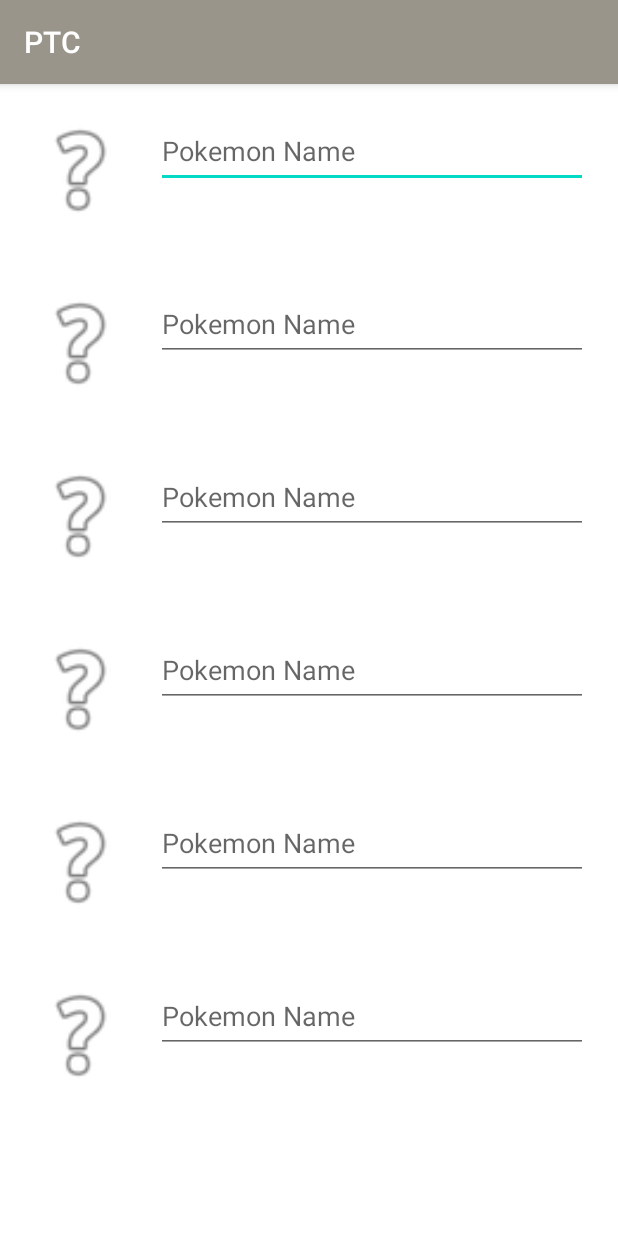
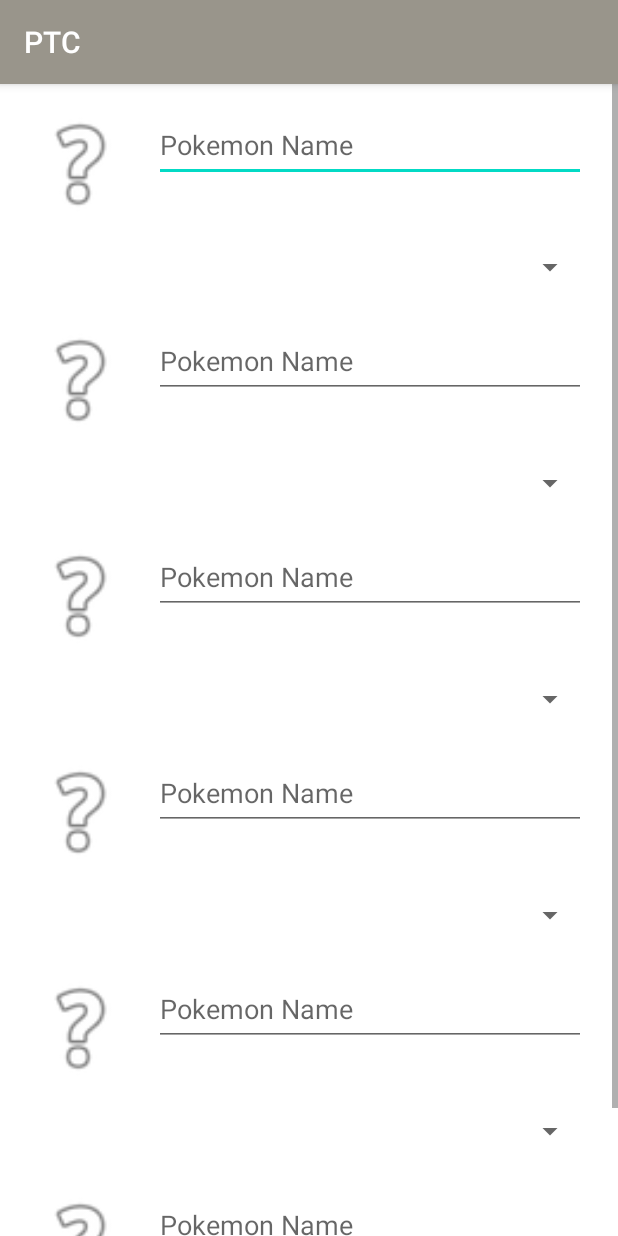
Before and after one commit to JoshGill3882/Pokemon-Team-Creator, an Android app: the PokemonSelectionFragment screen opened directly, with no data from a screen before it, on a phone screen of 412 x 824 dp. Run offline under Robolectric (Android 15) with nearby library versions, the phone set to English and light mode, and no system bars; our stand-ins replace Picasso; network calls fail; pictures from the network do not load.

Commit message:
Ability Spinner added to Pokemon Selection Fragment

```diff
--- a/app/src/main/res/layout/fragment_pokemon_selection.xml
+++ b/app/src/main/res/layout/fragment_pokemon_selection.xml
@@ -3,7 +3,7 @@
     xmlns:app="http://schemas.android.com/apk/res-auto"
     xmlns:tools="http://schemas.android.com/tools"
     android:layout_width="match_parent"
-    android:layout_height="115dp">
+    android:layout_height="wrap_content">
 
     <ImageView
         android:id="@+id/fragmentPokemonImage"
@@ -16,6 +16,7 @@
         app:layout_constraintHorizontal_bias="0.018"
         app:layout_constraintStart_toStartOf="parent"
         app:layout_constraintTop_toTopOf="parent"
+        app:layout_constraintVertical_bias="0.231"
         app:srcCompat="@android:drawable/ic_menu_help" />
 
     <EditText
@@ -23,15 +24,15 @@
         android:layout_width="288dp"
         android:layout_height="49dp"
         android:layout_marginStart="5dp"
-        android:layout_marginTop="20dp"
-        android:layout_marginEnd="20dp"
         android:ems="10"
+        android:hint="@string/pokemonName"
         android:inputType="textCapSentences"
-        android:hint="@string/pokemonName"
+        app:layout_constraintBottom_toBottomOf="parent"
         app:layout_constraintEnd_toEndOf="parent"
-        app:layout_constraintHorizontal_bias="1.0"
-        app:layout_constraintStart_toEndOf="@+id/fragmentPokemonImage"
+        app:layout_constraintHorizontal_bias="0.822"
+        app:layout_constraintStart_toStartOf="parent"
         app:layout_constraintTop_toTopOf="parent"
+        app:layout_constraintVertical_bias="0.168"
         tools:ignore="TouchTargetSizeCheck" />
 
     <TextView
@@ -53,4 +54,19 @@
         app:layout_constraintStart_toEndOf="@+id/fragmentPokemonImage"
         app:layout_constraintTop_toBottomOf="@+id/fragmentPokemonNameEntry"
         app:layout_constraintVertical_bias="0.259" />
+
+    <Spinner
+        android:id="@+id/fragmentAbilitySpinner"
+        android:layout_width="374dp"
+        android:layout_height="wrap_content"
+        android:layout_marginStart="10dp"
+        android:layout_marginTop="10dp"
+        android:layout_marginEnd="10dp"
+        android:layout_marginBottom="10dp"
+        app:layout_constraintBottom_toBottomOf="parent"
+        app:layout_constraintEnd_toEndOf="parent"
+        app:layout_constraintHorizontal_bias="0.352"
+        app:layout_constraintStart_toStartOf="parent"
+        app:layout_constraintTop_toBottomOf="@+id/fragmentTypeText1"
+        app:layout_constraintVertical_bias="1.0" />
 </androidx.constraintlayout.widget.ConstraintLayout>
```
